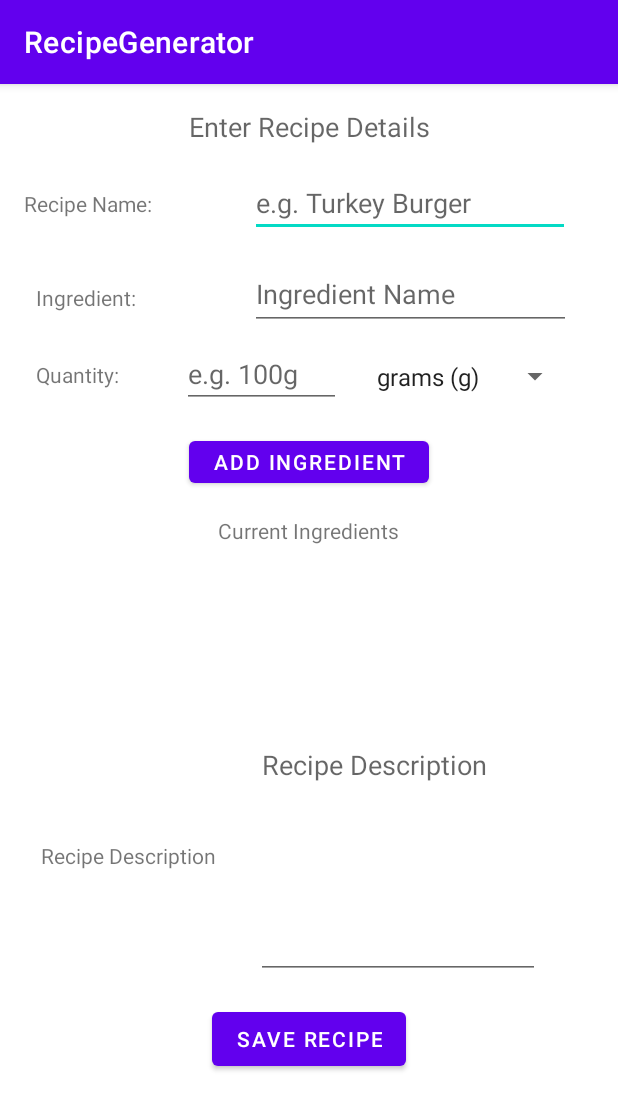
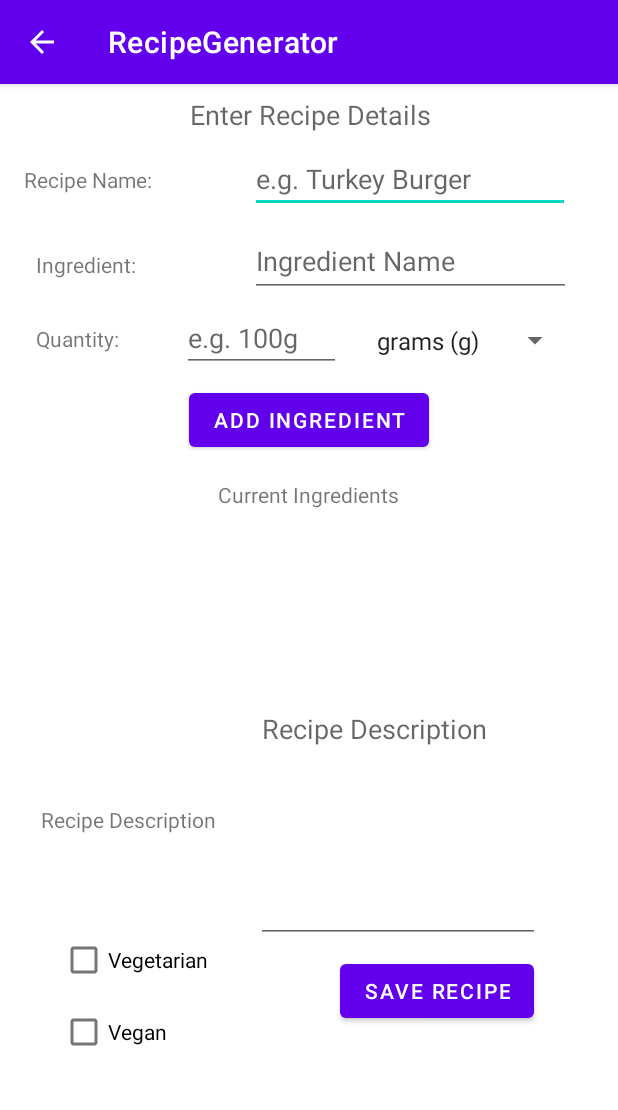
Before and after one commit to SC-118455906/RecipeGeneratorAS, an Android app: the CustomRecipe screen opened directly, with no data from a screen before it, on a phone screen of 412 x 824 dp. Shown: the top 1110 px of the screen. Run offline under Robolectric (Android 15) with nearby library versions, the phone set to English and light mode, and no system bars.

Commit message:
Added a few new recipes and added back button to every page

```diff
--- a/app/build.gradle
+++ b/app/build.gradle
@@ -29,11 +29,12 @@ android {
 }
 
 dependencies {
-
     implementation 'androidx.appcompat:appcompat:1.3.1'
     implementation 'com.google.android.material:material:1.4.0'
     implementation 'androidx.constraintlayout:constraintlayout:2.1.1'
     testImplementation 'junit:junit:4.+'
     androidTestImplementation 'androidx.test.ext:junit:1.1.3'
     androidTestImplementation 'androidx.test.espresso:espresso-core:3.4.0'
+    testImplementation 'org.mockito:mockito-core:4.2.0'
+    androidTestImplementation 'org.mockito:mockito-android:4.2.0'
 }
--- a/app/src/main/java/com/example/recipegenerator/CustomRecipe.java
+++ b/app/src/main/java/com/example/recipegenerator/CustomRecipe.java
@@ -13,6 +13,7 @@ import android.widget.AdapterView;
 import android.widget.ArrayAdapter;
 import android.widget.AutoCompleteTextView;
 import android.widget.Button;
+import android.widget.CheckBox;
 import android.widget.EditText;
 import android.widget.ListView;
 import android.widget.Spinner;
@@ -37,7 +38,10 @@ public class CustomRecipe extends AppCompatActivity {
     Spinner sp_Measurment;
     ArrayAdapter arrayForList;
     List<RecipeIngredient> ingredientsForDB = new ArrayList<RecipeIngredient>();
+    CheckBox chk_Veggie, chk_Vegan;
 
+    boolean isVeggie;
+    boolean isVegan;
 
     @Override
     protected void onCreate(Bundle savedInstanceState) {
@@ -53,12 +57,33 @@ public class CustomRecipe extends AppCompatActivity {
         btn_AddIngToRecipe = findViewById(R.id.btn_AddIngToRecipe);
         lst_IngredientsInRecipe = findViewById(R.id.lst_IngredientsInRecipe);
         sp_Measurment = findViewById(R.id.sp_Measurement);
+        chk_Veggie = findViewById(R.id.chk_CustVegetarian);
+        chk_Vegan = findViewById(R.id.chk_CustVegan);
 
         arrayForList = new ArrayAdapter<IngredientForList>(CustomRecipe.this, android.R.layout.simple_list_item_1);
 
         ArrayAdapter<String> ingredients = new ArrayAdapter<String>(this, android.R.layout.simple_list_item_1);
         getAllIngredients(ingredients);
         et_AddIngredientToRecipe.setAdapter(ingredients);
+
+        isVeggie = false;
+        isVegan = false;
+
+        chk_Veggie.setOnCheckedChangeListener((buttonView, isChecked) -> {
+            if (isChecked) {
+                isVeggie = true;
+            } else {
+                isVeggie = false;
+            }
+        });
+
+        chk_Vegan.setOnCheckedChangeListener((buttonView, isChecked) -> {
+            if (isChecked) {
+                isVegan = true;
+            } else {
+                isVegan = false;
+            }
+        });
 
         btn_AddIngToRecipe.setOnClickListener((v) ->{
             if(!ingredientIsEmpty() && !quantityIsEmpty()) {
@@ -81,8 +106,8 @@ public class CustomRecipe extends AppCompatActivity {
                 //declaring the name and description
                 String recipeName = et_RecipeName.getText().toString();
                 String recipeDesc = et_RecipeDesc.getText().toString();
-
-                addRecipeToDatabase(recipeName, recipeDesc);
+                String allergens = checkCheckBoxes();
+                addRecipeToDatabase(recipeName, recipeDesc, allergens);
                 addRecipesIngredientsToDatabase(recipeName, ingredientsForDB);
             } else{
                 Toast.makeText(this, "One or more fields are blank. Please enter a name, ingredient list and description", Toast.LENGTH_SHORT).show();
@@ -97,6 +122,20 @@ public class CustomRecipe extends AppCompatActivity {
                 ingredientsForDB.remove(position);
             }
         });
+    }
+
+    private String checkCheckBoxes() {
+        String allergens = "";
+        if(isVeggie && !isVegan){
+            allergens = "VEGETARIAN";
+        } else if(isVeggie && isVegan){
+            allergens = "VEGETARIAN,VEGAN";
+        } else if(isVegan && !isVeggie){
+            allergens = "VEGAN";
+        } else{
+            allergens = "";
+        }
+        return allergens;
     }
 
 
@@ -189,12 +228,13 @@ public class CustomRecipe extends AppCompatActivity {
         }
     }
 
-    private void addRecipeToDatabase(String recipeName, String recipeDesc) {
+    private void addRecipeToDatabase(String recipeName, String recipeDesc, String allergens) {
         SQLiteDatabase db = getSqLiteDatabase(true);
 
         ContentValues contentValues = new ContentValues();
         contentValues.put("NAME", recipeName);
         contentValues.put("DESCRIPTION", recipeDesc);
+        contentValues.put("ALLERGENS", allergens);
 
         long result = db.insert(RECIPE, null, contentValues);
 
--- a/app/src/main/java/com/example/recipegenerator/MainActivity.java
+++ b/app/src/main/java/com/example/recipegenerator/MainActivity.java
@@ -30,7 +30,7 @@ public class MainActivity extends AppCompatActivity {
     View img_Profile;
     ListView lst_Users;
     ArrayAdapter arrayAdapter;
-    public int currentUserID = 6;
+    public int currentUserID = 1;
     boolean isVegetarian;
     boolean isVegan;
 
--- a/app/src/main/res/layout/activity_custom_recipe.xml
+++ b/app/src/main/res/layout/activity_custom_recipe.xml
@@ -1,23 +1,25 @@
 <?xml version="1.0" encoding="utf-8"?>
-<ScrollView android:layout_width="match_parent"
-    android:layout_height="match_parent"
-    xmlns:android="http://schemas.android.com/apk/res/android">
-<androidx.constraintlayout.widget.ConstraintLayout xmlns:android="http://schemas.android.com/apk/res/android"
-    xmlns:app="http://schemas.android.com/apk/res-auto"
+<ScrollView xmlns:app="http://schemas.android.com/apk/res-auto"
     xmlns:tools="http://schemas.android.com/tools"
     android:layout_width="match_parent"
     android:layout_height="match_parent"
-    tools:context=".CustomRecipe">
+    xmlns:android="http://schemas.android.com/apk/res/android">
+
+    <androidx.constraintlayout.widget.ConstraintLayout
+        android:layout_width="match_parent"
+        android:layout_height="827dp"
+        tools:context=".CustomRecipe"
+        tools:layout_editor_absoluteY="1dp">
 
         <AutoCompleteTextView
             android:id="@+id/et_AddIngredientToRecipe"
             android:layout_width="214dp"
             android:layout_height="48dp"
-        android:layout_marginTop="116dp"
+            android:layout_marginTop="8dp"
             android:hint="@string/IngredientName"
             app:layout_constraintEnd_toEndOf="@+id/et_RecipeName"
             app:layout_constraintStart_toStartOf="@+id/et_RecipeName"
-        app:layout_constraintTop_toTopOf="parent" />
+            app:layout_constraintTop_toBottomOf="@+id/et_RecipeName" />
 
         <TextView
             android:id="@+id/txt_RecipeTitle"
@@ -25,12 +27,13 @@
             android:layout_height="wrap_content"
             android:layout_marginStart="8dp"
             android:layout_marginLeft="8dp"
-        android:layout_marginTop="16dp"
+            android:layout_marginTop="8dp"
             android:layout_marginEnd="8dp"
             android:layout_marginRight="8dp"
             android:text="Enter Recipe Details"
             android:textAppearance="@style/TextAppearance.AppCompat.Medium"
             app:layout_constraintEnd_toEndOf="parent"
+            app:layout_constraintHorizontal_bias="0.504"
             app:layout_constraintStart_toStartOf="parent"
             app:layout_constraintTop_toTopOf="parent" />
 
@@ -38,7 +41,7 @@
             android:id="@+id/et_RecipeName"
             android:layout_width="wrap_content"
             android:layout_height="wrap_content"
-        android:layout_marginTop="16dp"
+            android:layout_marginTop="8dp"
             android:layout_marginEnd="32dp"
             android:layout_marginRight="32dp"
             android:ems="10"
@@ -51,7 +54,7 @@
             android:id="@+id/et_IngredientWeight"
             android:layout_width="106dp"
             android:layout_height="42dp"
-        android:layout_marginTop="10dp"
+            android:layout_marginTop="8dp"
             android:layout_marginEnd="16dp"
             android:layout_marginRight="16dp"
             android:ems="10"
@@ -146,8 +149,8 @@
             android:ems="10"
             android:gravity="start|top"
             android:hint="@string/RecipeDesc"
+            android:imeOptions="flagNoFullscreen"
             android:inputType="textMultiLine"
-        android:imeOptions="flagNoFullscreen"
             app:layout_constraintEnd_toEndOf="parent"
             app:layout_constraintTop_toBottomOf="@+id/lst_IngredientsInRecipe" />
 
@@ -155,9 +158,10 @@
             android:id="@+id/btn_SaveRecipe"
             android:layout_width="wrap_content"
             android:layout_height="wrap_content"
-        android:layout_marginTop="16dp"
+            android:layout_marginTop="8dp"
             android:text="Save Recipe"
             app:layout_constraintEnd_toEndOf="parent"
+            app:layout_constraintHorizontal_bias="0.803"
             app:layout_constraintStart_toStartOf="parent"
             app:layout_constraintTop_toBottomOf="@+id/et_RecipeDesc" />
 
@@ -165,7 +169,7 @@
             android:id="@+id/btn_AddIngToRecipe"
             android:layout_width="wrap_content"
             android:layout_height="0dp"
-        android:layout_marginTop="16dp"
+            android:layout_marginTop="8dp"
             android:layout_marginBottom="16dp"
             android:text="Add Ingredient"
             app:layout_constraintBottom_toTopOf="@+id/textView3"
@@ -181,5 +185,26 @@
             app:layout_constraintBottom_toBottomOf="@+id/et_IngredientWeight"
             app:layout_constraintEnd_toEndOf="@+id/et_AddIngredientToRecipe"
             app:layout_constraintTop_toTopOf="@+id/et_IngredientWeight" />
+
+        <CheckBox
+            android:id="@+id/chk_CustVegetarian"
+            android:layout_width="wrap_content"
+            android:layout_height="wrap_content"
+            android:layout_marginTop="60dp"
+            android:layout_marginEnd="88dp"
+            android:layout_marginRight="88dp"
+            android:text="Vegetarian"
+            app:layout_constraintEnd_toStartOf="@+id/btn_SaveRecipe"
+            app:layout_constraintTop_toBottomOf="@+id/txt_RecipeName4" />
+
+        <CheckBox
+            android:id="@+id/chk_CustVegan"
+            android:layout_width="wrap_content"
+            android:layout_height="wrap_content"
+            android:text="Vegan"
+            app:layout_constraintEnd_toEndOf="@+id/chk_CustVegetarian"
+            app:layout_constraintHorizontal_bias="0.0"
+            app:layout_constraintStart_toStartOf="@+id/chk_CustVegetarian"
+            app:layout_constraintTop_toBottomOf="@+id/chk_CustVegetarian" />
     </androidx.constraintlayout.widget.ConstraintLayout>
 </ScrollView>
--- a/app/src/main/res/values/arrays.xml
+++ b/app/src/main/res/values/arrays.xml
@@ -15,5 +15,6 @@
         <item>tin(s)</item>
         <item>cloves</item>
         <item>whole</item>
+        <item>egg(s)</item>
     </string-array>
 </resources>
```
Also changed, not shown: app/src/main/AndroidManifest.xml (+6 -6 lines), app/src/main/java/com/example/recipegenerator/Recipes.java (+41 -6 lines), app/src/main/res/layout/activity_recipe_viewer.xml (+11 -2 lines), app/src/main/res/layout/activity_recipes.xml (+27 -2 lines), app/src/main/assets/RecipeGenerator.db, 1 other file. Lines whose indentation alone changed are shown as unchanged.
